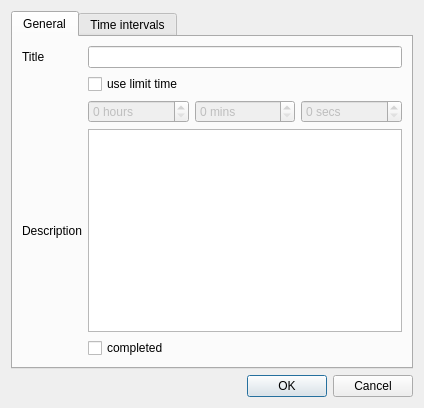
Qt form src/gui/taskeditdialog.ui (AlekseyDurachenko/tomatotasktracker-desktop) before a commit.
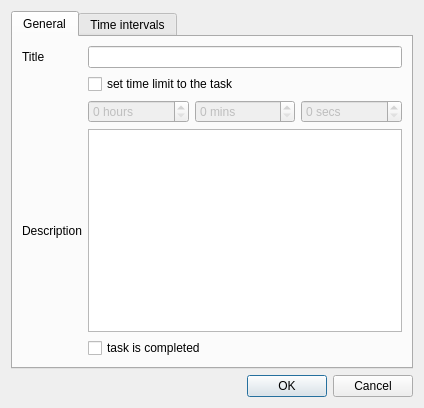
The same form after that commit.

Diff of the .ui file:
```diff
--- a/src/gui/taskeditdialog.ui
+++ b/src/gui/taskeditdialog.ui
@@ -90,14 +90,14 @@
        <item row="1" column="1">
         <widget class="QCheckBox" name="useTimeLimit_checkBox">
          <property name="text">
-          <string>use limit time</string>
+          <string>set time limit to the task</string>
          </property>
         </widget>
        </item>
        <item row="4" column="1">
         <widget class="QCheckBox" name="completed_checkBox">
          <property name="text">
-          <string>completed</string>
+          <string>task is completed</string>
          </property>
         </widget>
        </item>
```
